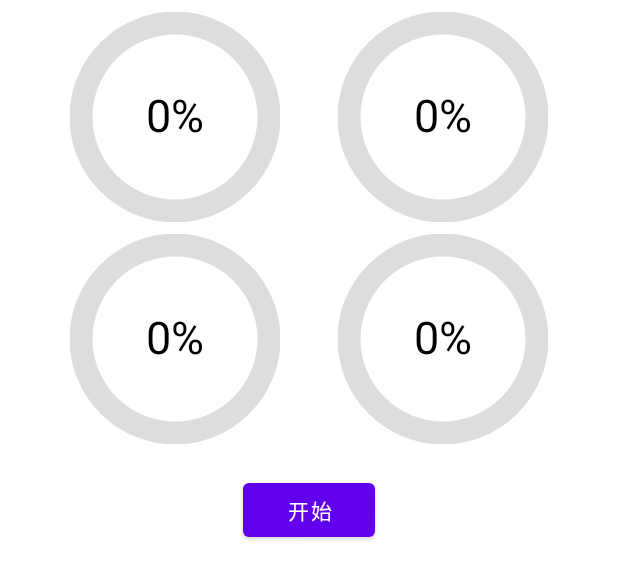
After one commit to wuxaye/DiyView, an Android app: the layout activity_progress.xml on its own in the app's theme, with its tools: preview values and no code run, on a phone screen of 412 x 824 dp. The commit adds this screen. Shown: the top 579 px of the screen. Run offline under Robolectric (Android 15) with nearby library versions, the phone set to English and light mode, and no system bars.

Commit message:
add some views

```diff
--- a/app/src/main/AndroidManifest.xml
+++ b/app/src/main/AndroidManifest.xml
@@ -14,6 +14,12 @@
         android:theme="@style/Theme.Diyview"
         tools:targetApi="31">
         <activity
+            android:name=".ui.ProgressActivity"
+            android:exported="false" />
+        <activity
+            android:name=".ui.TrackActivity"
+            android:exported="false" />
+        <activity
             android:name=".ui.LoadingActivity"
             android:exported="false" />
         <activity
--- a/app/src/main/java/com/xaye/diyview/view/LoadingView.java
+++ b/app/src/main/java/com/xaye/diyview/view/loading/LoadingView.java
@@ -1,4 +1,4 @@
-package com.xaye.diyview.view;
+package com.xaye.diyview.view.loading;
 
 
 import android.animation.Animator;
--- a/app/src/main/java/com/xaye/diyview/view/ShapeView.java
+++ b/app/src/main/java/com/xaye/diyview/view/loading/ShapeView.java
@@ -1,4 +1,4 @@
-package com.xaye.diyview.view;
+package com.xaye.diyview.view.loading;
 
 import android.content.Context;
 import android.graphics.Canvas;
--- /dev/null
+++ b/app/src/main/java/com/xaye/diyview/view/progress/CircularProgressBar.java
@@ -0,0 +1,172 @@
+package com.xaye.diyview.view.progress;
+
+import android.content.Context;
+import android.content.res.TypedArray;
+import android.graphics.Canvas;
+import android.graphics.Color;
+import android.graphics.Paint;
+import android.graphics.RectF;
+import android.util.AttributeSet;
+import android.view.View;
+
+import com.xaye.diyview.R;
+
+/**
+ * Author xaye
+ *
+ * @date: 2024/11/13
+ */
+public class CircularProgressBar extends View {
+
+    private Paint backgroundPaint;
+    private Paint progressPaint;
+    private Paint textPaint;
+    private RectF rectF;
+
+    private int maxProgress = 100;
+    private int progress = 0;
+    private int circleBackgroundColor = Color.GRAY;
+    private int progressColor = Color.GREEN;
+    private int circleWidth = 20;
+    private boolean showProgressText = true;
+    private int progressTextColor = Color.BLACK;
+    private int progressTextSize = 50;
+    private int startAngle = 0; // 起始角度，默认从0开始
+
+    public CircularProgressBar(Context context) {
+        this(context, null);
+    }
+
+    public CircularProgressBar(Context context, AttributeSet attrs) {
+        this(context, attrs, 0);
+    }
+
+    public CircularProgressBar(Context context, AttributeSet attrs, int defStyleAttr) {
+        super(context, attrs, defStyleAttr);
+
+        // 初始化自定义属性
+        if (attrs != null) {
+            TypedArray typedArray = context.getTheme().obtainStyledAttributes(
+                    attrs,
+                    R.styleable.CircularProgressBar,
+                    0, 0
+            );
+
+            try {
+                maxProgress = typedArray.getInt(R.styleable.CircularProgressBar_maxProgress, 100);
+                progress = typedArray.getInt(R.styleable.CircularProgressBar_progress, 0);
+                circleBackgroundColor = typedArray.getColor(R.styleable.CircularProgressBar_circleBackgroundColor, Color.GRAY);
+                progressColor = typedArray.getColor(R.styleable.CircularProgressBar_progressColor, Color.GREEN);
+                circleWidth = typedArray.getDimensionPixelSize(R.styleable.CircularProgressBar_circleWidth, 20);
+                showProgressText = typedArray.getBoolean(R.styleable.CircularProgressBar_showProgressText, true);
+                progressTextColor = typedArray.getColor(R.styleable.CircularProgressBar_progressTextColor, Color.BLACK);
+                progressTextSize = typedArray.getDimensionPixelSize(R.styleable.CircularProgressBar_progressTextSize, 50);
+
+                // 获取自定义的起始角度
+                int angleValue = typedArray.getInt(R.styleable.CircularProgressBar_startAngle, 0);
+                switch (angleValue) {
+                    case 90:
+                        startAngle = 90;
+                        break;
+                    case 180:
+                        startAngle = 180;
+                        break;
+                    case 270:
+                        startAngle = 270;
+                        break;
+                    default:
+                        startAngle = 0;
+                        break;
+                }
+            } finally {
+                typedArray.recycle();
+            }
+        }
+
+        // 设置画笔属性
+        backgroundPaint = new Paint();
+        backgroundPaint.setColor(circleBackgroundColor);
+        backgroundPaint.setStyle(Paint.Style.STROKE);
+        backgroundPaint.setStrokeWidth(circleWidth);
+        backgroundPaint.setAntiAlias(true);
+
+        progressPaint = new Paint();
+        progressPaint.setColor(progressColor);
+        progressPaint.setStyle(Paint.Style.STROKE);
+        progressPaint.setStrokeWidth(circleWidth);
+        progressPaint.setStrokeCap(Paint.Cap.ROUND);//圆角
+        progressPaint.setAntiAlias(true);
+
+        textPaint = new Paint();
+        textPaint.setColor(progressTextColor);
+        textPaint.setTextSize(progressTextSize);
+        textPaint.setTextAlign(Paint.Align.CENTER);//文本水平居中，并不能垂直居中
+        textPaint.setAntiAlias(true);
+
+        rectF = new RectF();
+    }
+
+    @Override
+    protected void onSizeChanged(int w, int h, int oldw, int oldh) {
+        super.onSizeChanged(w, h, oldw, oldh);
+        int padding = circleWidth / 2;
+        rectF.set(padding, padding, w - padding, h - padding);
+    }
+
+    @Override
+    protected void onDraw(Canvas canvas) {
+        super.onDraw(canvas);
+        // 绘制背景圆环
+        canvas.drawArc(rectF, 0f, 360f, false, backgroundPaint);
+
+        // 绘制进度圆环
+        float sweepAngle = 360f * progress / (float) maxProgress;
+
+        // 根据起始角度调整起始位置
+        float adjustedStartAngle = 0f;
+        switch (startAngle) {
+            case 90:
+                adjustedStartAngle = 0f;
+                break;
+            case 180:
+                adjustedStartAngle = 90f;
+                break;
+            case 270:
+                adjustedStartAngle = 180f;
+                break;
+            default:
+                adjustedStartAngle = -90f; // 默认从0度（顶部）开始
+                break;
+        }
+
+        canvas.drawArc(rectF, adjustedStartAngle, sweepAngle, false, progressPaint);
+
+        // 绘制进度文本
+        if (showProgressText) {
+            String progressText = progress + "%";
+
+            // 使用视图的中心来计算x和y坐标
+            float x = getWidth() / 2f;
+            float y = getHeight() / 2f - (textPaint.descent() + textPaint.ascent()) / 2f;
+
+            // 绘制文本
+            canvas.drawText(progressText, x, y, textPaint);
+        }
+    }
+
+    // 设置进度
+    public void setProgress(int progress) {
+        if (progress > maxProgress) {
+            this.progress = maxProgress;
+        } else {
+            this.progress = Math.max(progress, 0);
+        }
+        invalidate(); // 重新绘制
+    }
+
+
+    // 获取当前进度
+    public int getProgress() {
+        return progress;
+    }
+}
--- a/app/src/main/res/layout/activity_loading.xml
+++ b/app/src/main/res/layout/activity_loading.xml
@@ -8,7 +8,7 @@
     tools:context=".ui.LoadingActivity"
     android:orientation="vertical">
 
-    <com.xaye.diyview.view.LoadingView
+    <com.xaye.diyview.view.loading.LoadingView
         android:id="@+id/loading_view"
         android:layout_width="match_parent"
         android:layout_height="match_parent"/>
--- /dev/null
+++ b/app/src/main/res/layout/activity_progress.xml
@@ -0,0 +1,89 @@
+<?xml version="1.0" encoding="utf-8"?>
+<androidx.constraintlayout.widget.ConstraintLayout xmlns:android="http://schemas.android.com/apk/res/android"
+    xmlns:app="http://schemas.android.com/apk/res-auto"
+    xmlns:tools="http://schemas.android.com/tools"
+    android:id="@+id/main"
+    android:layout_width="match_parent"
+    android:layout_height="match_parent"
+    android:padding="@dimen/dp_10"
+    tools:context=".ui.ProgressActivity">
+
+    <com.xaye.diyview.view.progress.CircularProgressBar
+        android:id="@+id/circularProgressBar"
+        android:layout_width="140dp"
+        android:layout_height="140dp"
+        app:maxProgress="100"
+        app:circleBackgroundColor="#DDDDDD"
+        app:progressColor="#00B8D4"
+        app:circleWidth="15dp"
+        app:showProgressText="true"
+        app:progressTextColor="#000000"
+        app:progressTextSize="30sp"
+        app:startAngle="angle0"
+        app:layout_constraintLeft_toLeftOf="parent"
+        app:layout_constraintTop_toTopOf="parent"
+        app:layout_constraintRight_toLeftOf="@+id/circularProgressBar2"/>
+
+    <com.xaye.diyview.view.progress.CircularProgressBar
+        android:id="@+id/circularProgressBar2"
+        android:layout_width="140dp"
+        android:layout_height="140dp"
+        app:maxProgress="100"
+        app:circleBackgroundColor="#DDDDDD"
+        app:progressColor="#0091EA"
+        app:circleWidth="15dp"
+        app:showProgressText="true"
+        app:progressTextColor="#000000"
+        app:progressTextSize="30sp"
+        app:startAngle="angle90"
+        android:layout_centerHorizontal="true"
+        app:layout_constraintLeft_toRightOf="@id/circularProgressBar"
+        app:layout_constraintTop_toTopOf="@id/circularProgressBar"
+        app:layout_constraintRight_toRightOf="parent"/>
+
+    <com.xaye.diyview.view.progress.CircularProgressBar
+        android:id="@+id/circularProgressBar3"
+        android:layout_width="140dp"
+        android:layout_height="140dp"
+        app:maxProgress="100"
+        app:circleBackgroundColor="#DDDDDD"
+        app:progressColor="#2962FF"
+        app:circleWidth="15dp"
+        app:showProgressText="true"
+        app:progressTextColor="#000000"
+        app:progressTextSize="30sp"
+        app:startAngle="angle180"
+        android:layout_marginTop="@dimen/dp_10"
+        app:layout_constraintLeft_toLeftOf="parent"
+        app:layout_constraintTop_toBottomOf="@id/circularProgressBar"
+        app:layout_constraintRight_toLeftOf="@+id/circularProgressBar2"/>
+
+    <com.xaye.diyview.view.progress.CircularProgressBar
+        android:id="@+id/circularProgressBar4"
+        android:layout_width="140dp"
+        android:layout_height="140dp"
+        app:maxProgress="100"
+        app:circleBackgroundColor="#DDDDDD"
+        app:progressColor="#4CAF50"
+        app:circleWidth="15dp"
+        app:showProgressText="true"
+        app:progressTextColor="#000000"
+        app:progressTextSize="30sp"
+        app:startAngle="angle270"
+        android:layout_centerHorizontal="true"
+        app:layout_constraintLeft_toRightOf="@id/circularProgressBar3"
+        app:layout_constraintTop_toTopOf="@id/circularProgressBar3"
+        app:layout_constraintRight_toRightOf="parent"/>
+
+    <Button
+        android:id="@+id/btnStartAnimation"
+        android:layout_width="wrap_content"
+        android:layout_height="wrap_content"
+        android:layout_below="@+id/circularProgressBar"
+        android:text="开始"
+        android:layout_marginTop="20dp"
+        app:layout_constraintLeft_toLeftOf="parent"
+        app:layout_constraintRight_toRightOf="parent"
+        app:layout_constraintTop_toBottomOf="@id/circularProgressBar3"/>
+
+</androidx.constraintlayout.widget.ConstraintLayout>
--- a/app/src/main/res/layout/layout_loading_view.xml
+++ b/app/src/main/res/layout/layout_loading_view.xml
@@ -6,7 +6,7 @@
     android:background="@color/white"
     android:orientation="vertical">
 
-    <com.xaye.diyview.view.ShapeView
+    <com.xaye.diyview.view.loading.ShapeView
         android:id="@+id/shape_view"
         android:layout_width="25dp"
         android:layout_height="25dp"
--- a/app/src/main/res/values/colors.xml
+++ b/app/src/main/res/values/colors.xml
@@ -7,4 +7,5 @@
     <color name="teal_700">#FF018786</color>
     <color name="black">#FF000000</color>
     <color name="white">#FFFFFFFF</color>
+    <color name="red">#FFFF0000</color>
 </resources>
```
Also changed, not shown: app/src/main/java/com/xaye/diyview/MainActivity.kt (+12 -2 lines), app/src/main/java/com/xaye/diyview/ui/ProgressActivity.kt (added, +33 -0 lines), app/src/main/java/com/xaye/diyview/ui/TrackActivity.kt (added, +49 -0 lines), app/src/main/java/com/xaye/diyview/view/tv/ColorTrackTextView.java (added, +118 -0 lines), app/src/main/res/layout/activity_main.xml (+17 -5 lines), app/src/main/res/layout/activity_track.xml (added, +45 -0 lines), app/src/main/res/values/attrs.xml (added, +35 -0 lines), 3 other files.
